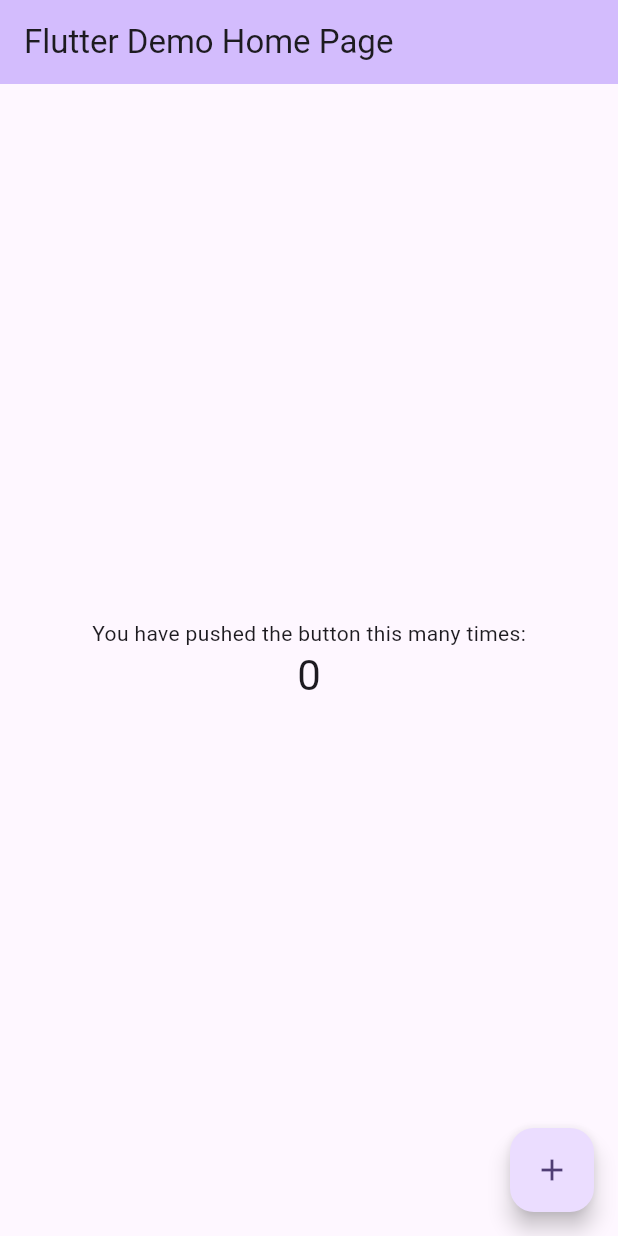
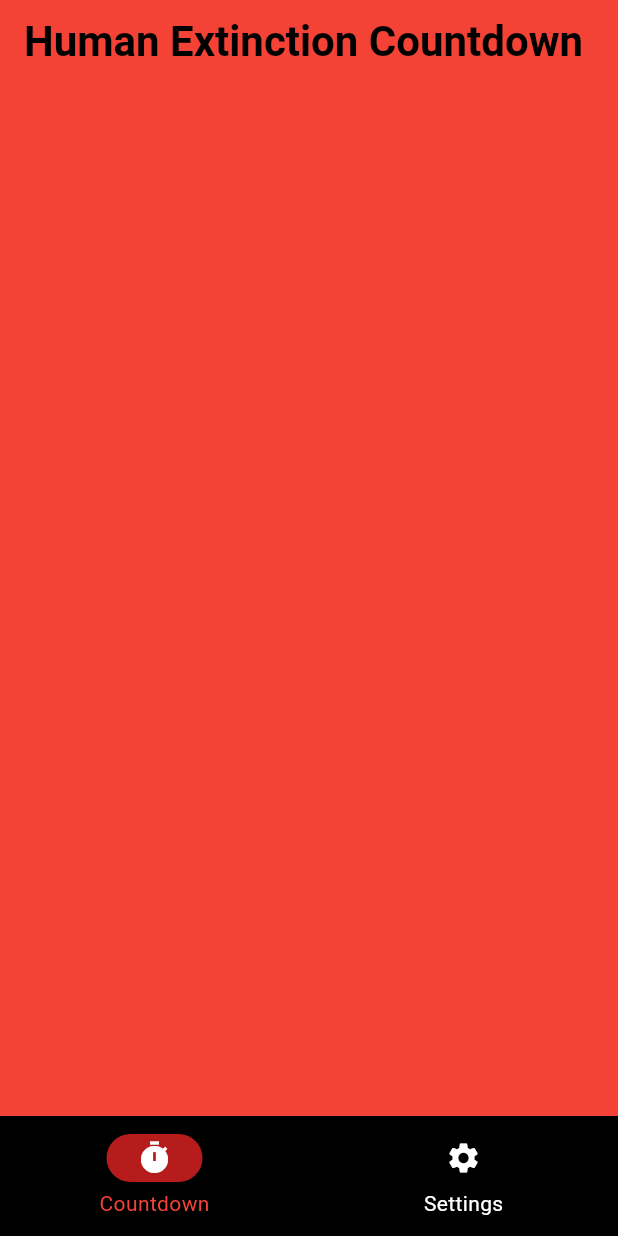
Before and after one commit to shutas/extinctionClock, a Flutter app: the screen it shows after launch, on a phone screen of 412 x 824 dp. Run offline on Flutter 3.47's test engine with Material 3 defaults, Android fonts, the phone set to English and light mode, and no system bars.

Commit message:
MOD: Created stateless scaffold for app's main menu

```diff
--- a/lib/main.dart
+++ b/lib/main.dart
@@ -1,125 +1,52 @@
 import 'package:flutter/material.dart';
 
-void main() {
-  runApp(const MyApp());
-}
+void main() => runApp(extinctionApp());
 
-class MyApp extends StatelessWidget {
-  const MyApp({super.key});
-
-  // This widget is the root of your application.
+class extinctionApp extends StatelessWidget {
   @override
   Widget build(BuildContext context) {
     return MaterialApp(
-      title: 'Flutter Demo',
-      theme: ThemeData(
-        // This is the theme of your application.
-        //
-        // TRY THIS: Try running your application with "flutter run". You'll see
-        // the application has a purple toolbar. Then, without quitting the app,
-        // try changing the seedColor in the colorScheme below to Colors.green
-        // and then invoke "hot reload" (save your changes or press the "hot
-        // reload" button in a Flutter-supported IDE, or press "r" if you used
-        // the command line to start the app).
-        //
-        // Notice that the counter didn't reset back to zero; the application
-        // state is not lost during the reload. To reset the state, use hot
-        // restart instead.
-        //
-        // This works for code too, not just values: Most code changes can be
-        // tested with just a hot reload.
-        colorScheme: ColorScheme.fromSeed(seedColor: Colors.deepPurple),
-        useMaterial3: true,
+      home: Scaffold(
+        backgroundColor: Colors.red,
+        appBar: AppBar(
+          title: const Text(
+            'Human Extinction Countdown',
+            style: TextStyle(
+              color: Colors.black,
+              fontWeight: FontWeight.bold,
+              fontSize: 28.0,
+            ),
+          ),
+          backgroundColor: Colors.red,
+        ),
+        bottomNavigationBar: NavigationBarTheme(
+          data: NavigationBarThemeData(
+            labelTextStyle: MaterialStateProperty.resolveWith<TextStyle>(
+              (Set<MaterialState> states) => states.contains(MaterialState.selected)
+                ? const TextStyle(color: Colors.red)
+                : const TextStyle(color: Colors.white),
+            ),
+          ),
+        child: NavigationBar(
+          backgroundColor: Colors.black,
+          indicatorColor: Colors.red[900],
+          destinations: const <Widget>[
+          NavigationDestination(
+            icon: Icon(
+              Icons.timer,
+              color: Colors.white,
+            ),
+            label: 'Countdown'
+          ),
+            NavigationDestination(
+                icon: Icon(
+                  Icons.settings,
+                  color: Colors.white,
+                ),
+                label: 'Settings'
+            ),]
+        ),
       ),
-      home: const MyHomePage(title: 'Flutter Demo Home Page'),
-    );
+    ));
   }
 }
-
-class MyHomePage extends StatefulWidget {
-  const MyHomePage({super.key, required this.title});
-
-  // This widget is the home page of your application. It is stateful, meaning
-  // that it has a State object (defined below) that contains fields that affect
-  // how it looks.
-
-  // This class is the configuration for the state. It holds the values (in this
-  // case the title) provided by the parent (in this case the App widget) and
-  // used by the build method of the State. Fields in a Widget subclass are
-  // always marked "final".
-
-  final String title;
-
-  @override
-  State<MyHomePage> createState() => _MyHomePageState();
-}
-
-class _MyHomePageState extends State<MyHomePage> {
-  int _counter = 0;
-
-  void _incrementCounter() {
-    setState(() {
-      // This call to setState tells the Flutter framework that something has
-      // changed in this State, which causes it to rerun the build method below
-      // so that the display can reflect the updated values. If we changed
-      // _counter without calling setState(), then the build method would not be
-      // called again, and so nothing would appear to happen.
-      _counter++;
-    });
-  }
-
-  @override
-  Widget build(BuildContext context) {
-    // This method is rerun every time setState is called, for instance as done
-    // by the _incrementCounter method above.
-    //
-    // The Flutter framework has been optimized to make rerunning build methods
-    // fast, so that you can just rebuild anything that needs updating rather
-    // than having to individually change instances of widgets.
-    return Scaffold(
-      appBar: AppBar(
-        // TRY THIS: Try changing the color here to a specific color (to
-        // Colors.amber, perhaps?) and trigger a hot reload to see the AppBar
-        // change color while the other colors stay the same.
-        backgroundColor: Theme.of(context).colorScheme.inversePrimary,
-        // Here we take the value from the MyHomePage object that was created by
-        // the App.build method, and use it to set our appbar title.
-        title: Text(widget.title),
-      ),
-      body: Center(
-        // Center is a layout widget. It takes a single child and positions it
-        // in the middle of the parent.
-        child: Column(
-          // Column is also a layout widget. It takes a list of children and
-          // arranges them vertically. By default, it sizes itself to fit its
-          // children horizontally, and tries to be as tall as its parent.
-          //
-          // Column has various properties to control how it sizes itself and
-          // how it positions its children. Here we use mainAxisAlignment to
-          // center the children vertically; the main axis here is the vertical
-          // axis because Columns are vertical (the cross axis would be
-          // horizontal).
-          //
-          // TRY THIS: Invoke "debug painting" (choose the "Toggle Debug Paint"
-          // action in the IDE, or press "p" in the console), to see the
-          // wireframe for each widget.
-          mainAxisAlignment: MainAxisAlignment.center,
-          children: <Widget>[
-            const Text(
-              'You have pushed the button this many times:',
-            ),
-            Text(
-              '$_counter',
-              style: Theme.of(context).textTheme.headlineMedium,
-            ),
-          ],
-        ),
-      ),
-      floatingActionButton: FloatingActionButton(
-        onPressed: _incrementCounter,
-        tooltip: 'Increment',
-        child: const Icon(Icons.add),
-      ), // This trailing comma makes auto-formatting nicer for build methods.
-    );
-  }
-}
```
